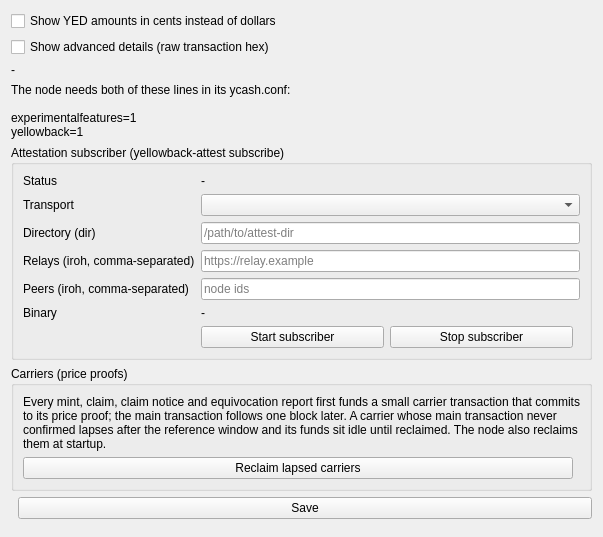
Qt form src/yellowbacksettings.ui (boyfromcave/yecwallet-dd) before a commit.
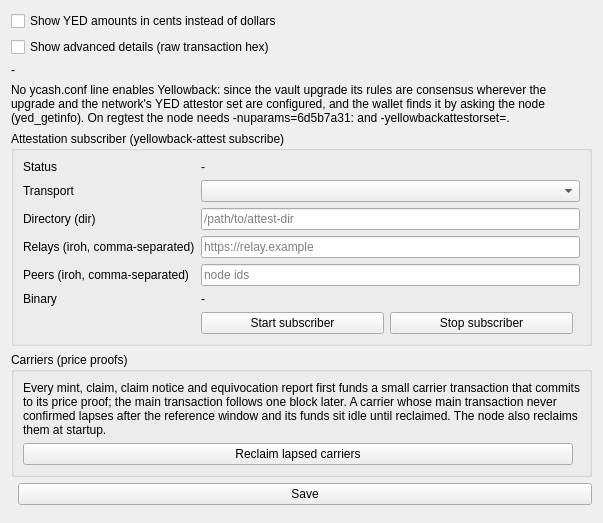
The same form after that commit.

Commit message: Yellowback: rpcversion 5 (the vault upgrade): claim intents, Pending claims (release, attestor cancel), attestor set membership and heartbeat; sweep and enforcement UI removed

Patch:
```diff
--- a/src/yellowbacksettings.ui
+++ b/src/yellowbacksettings.ui
@@ -12,10 +12,7 @@
     <widget class="QLabel" name="lblConfHint">
      <property name="wordWrap"><bool>true</bool></property>
      <property name="textInteractionFlags"><set>Qt::TextSelectableByMouse</set></property>
-     <property name="text"><string>The node needs both of these lines in its ycash.conf:
-
-experimentalfeatures=1
-yellowback=1</string></property>
+     <property name="text"><string>No ycash.conf line enables Yellowback: since the vault upgrade its rules are consensus wherever the upgrade and the network's YED attestor set are configured, and the wallet finds it by asking the node (yed_getinfo). On regtest the node needs -nuparams=6d5b7a31:&lt;height&gt; and -yellowbackattestorset=&lt;setid&gt;.</string></property>
     </widget>
    </item>
    <item>
```
The commit also changes 20 other files.
